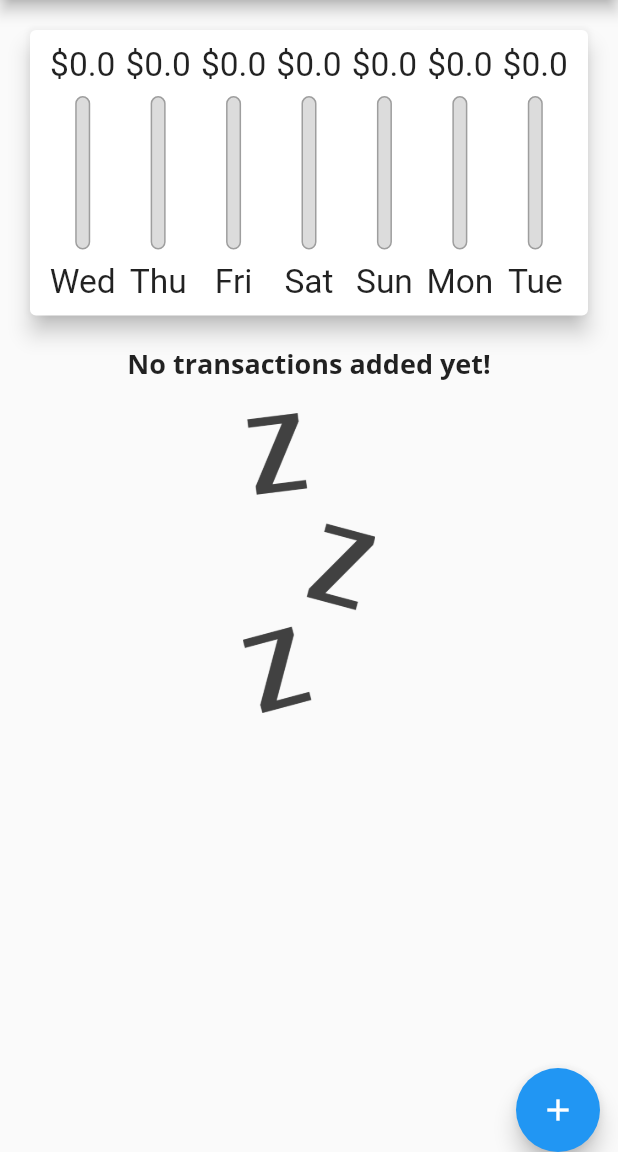
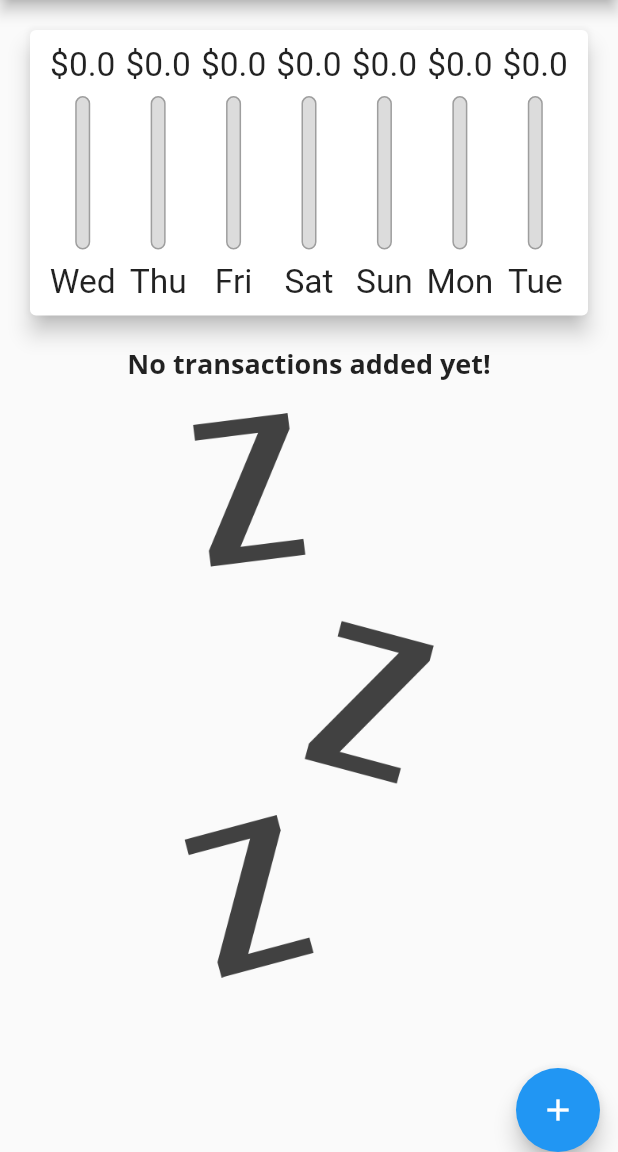
Before and after one commit to FitriantoDwiCahyo/Aplikasi-Catatan-Keuangan, a Flutter app: the screen it shows after launch, on a phone screen of 412 x 824 dp, the part 84-1236 px from its top. Run offline on Flutter 3.47's test engine with Material 2 defaults, Android fonts, the light colour scheme and no system bars.

Commit message:
modify file in folder widgets and add resposive rotation screen and modify main.dart

```diff
--- a/lib/main.dart
+++ b/lib/main.dart
@@ -57,6 +57,7 @@
 }
 
 class _MyAppState extends State<MyApp> {
+
   final List<Transaction> _userTransactions = [
     // Transaction(
     //   id: 't1',
@@ -78,6 +79,7 @@
     // ),
   ];
 
+  bool _showChart = false;
   //getter
   List<Transaction> get _recentTransactions {
     return _userTransactions.where((tx) {
@@ -124,6 +126,9 @@
 
   @override
   Widget build(BuildContext context) {
+    //variable untuk cek konten landscape or not
+    final isLandscape = MediaQuery.of(context).orientation == Orientation.landscape;
+
     //Appbar di pindakan ke variable untuk perhitungan media query
     final appBar = AppBar(
       title: Text(
@@ -137,6 +142,15 @@
       ],
     );
 
+    final txListWidget = Container(
+      height: (MediaQuery.of(context).size.height -
+              appBar.preferredSize.height -
+              MediaQuery.of(context).padding.top) *
+          0.7,
+      child: TransactionList(
+          transactions: _userTransactions, delTransaction: _deleteTransaction),
+    );
+
     return Scaffold(
       appBar: appBar,
       body: SingleChildScrollView(
@@ -144,6 +158,22 @@
           mainAxisAlignment: MainAxisAlignment.start,
           crossAxisAlignment: CrossAxisAlignment.center,
           children: <Widget>[
+            if (isLandscape) //if fitur baru untuk pengecekan kondisi dan tanpa mengunakan {}
+                Row(
+                mainAxisAlignment: MainAxisAlignment.center,
+                children: <Widget>[
+                  Text('Show Chart'),
+                  Switch(
+                    value: _showChart,
+                    onChanged: (val) {
+                      setState(() {
+                        _showChart = val;
+                      });
+                    },
+                  ),
+                ],
+              ),
+            if (!isLandscape)
               Container(
                 height: (MediaQuery.of(context).size.height -
                         appBar.preferredSize.height -
@@ -153,15 +183,19 @@
                   recentTransactions: _recentTransactions,
                 ),
               ),
-            Container(
+            if (!isLandscape) txListWidget,
+            if (isLandscape)
+              _showChart
+                  ? Container(
                       height: (MediaQuery.of(context).size.height -
                               appBar.preferredSize.height -
                               MediaQuery.of(context).padding.top) *
                           0.7,
-              child: TransactionList(
-                  transactions: _userTransactions,
-                  delTransaction: _deleteTransaction),
+                      child: Chart(
+                        recentTransactions: _recentTransactions,
+                      ),
                     )
+                  : txListWidget
           ],
         ),
       ),
--- a/lib/widgets/transaction_list.dart
+++ b/lib/widgets/transaction_list.dart
@@ -14,7 +14,9 @@
   @override
   Widget build(BuildContext context) {
     return transactions.isEmpty
-        ? Column(
+        ? LayoutBuilder(
+            builder: (ctx, constraints) {
+              return Column(
                 children: [
                   Text(
                     'No transactions added yet!',
@@ -24,11 +26,13 @@
                     height: 20,
                   ),
                   Container(
-                height: 200,
-                child:
-                    Image.asset('assets/images/waiting.png', fit: BoxFit.cover),
+                    height: constraints.maxHeight * 0.7,
+                    child: Image.asset('assets/images/waiting.png',
+                        fit: BoxFit.cover),
                   ),
                 ],
+              );
+            },
           )
         : ListView.builder(
             itemBuilder: (context, index) {
@@ -50,12 +54,20 @@
                   subtitle: Text(
                     DateFormat.yMEd().format(transactions[index].date),
                   ),
-                  trailing: IconButton(
+                  trailing: MediaQuery.of(context).size.width > 460
+                      ? TextButton.icon(
+                          onPressed: () =>
+                              delTransaction(transactions[index].id),
+                          icon: Icon(Icons.delete),
+                          label: Text('Delete'),
+                        )
+                      : IconButton(
                           icon: Icon(
                             Icons.delete,
                           ),
                           color: Theme.of(context).errorColor,
-                    onPressed: () => delTransaction(transactions[index].id),
+                          onPressed: () =>
+                              delTransaction(transactions[index].id),
                         ),
                 ),
               );
```
Also changed, not shown: lib/widgets/new_transaction.dart (+6 -1 lines). Lines whose indentation alone changed are shown as unchanged.
